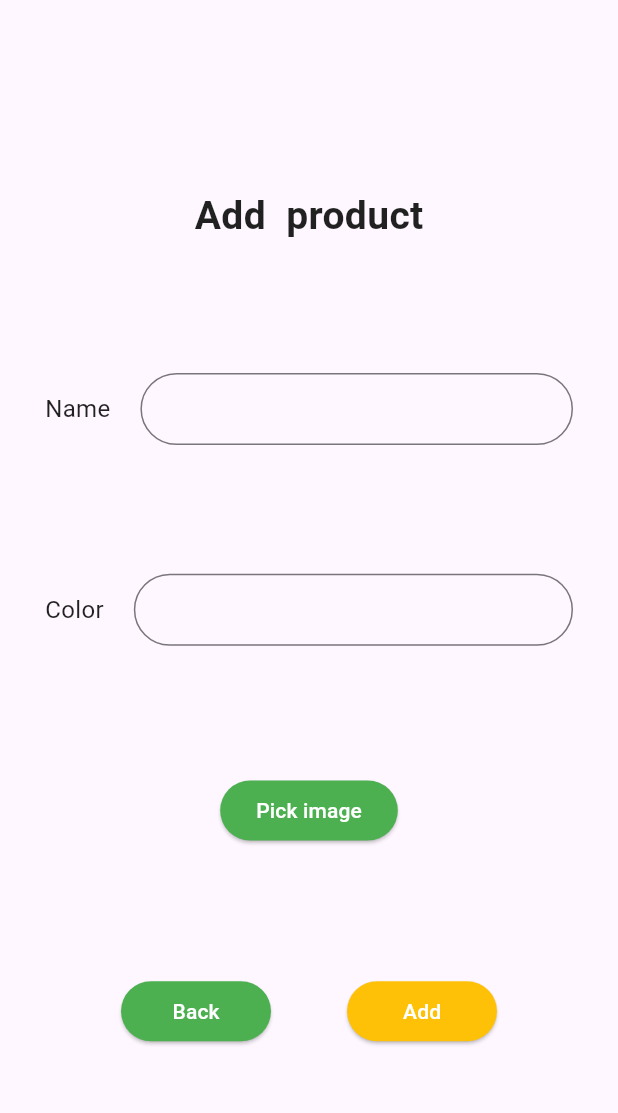
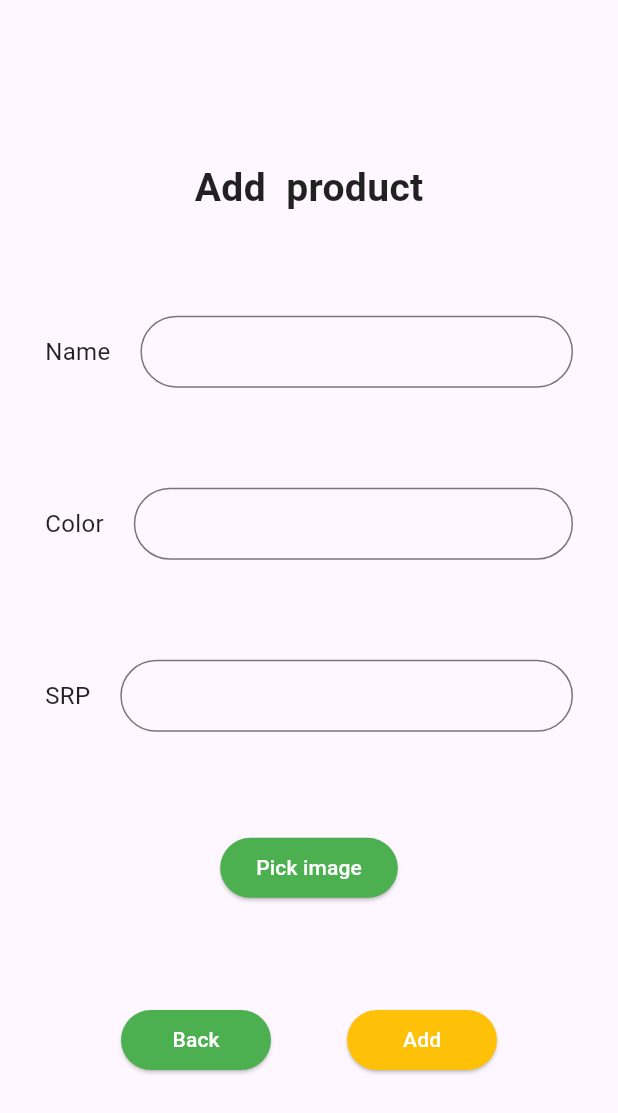
Before and after one commit to GierEvaristo/shoebusiness-manager, a Flutter app: the AddProducts screen opened directly with empty values, on a phone screen of 412 x 824 dp. Shown: the top 1113 px of the screen. Run offline on Flutter 3.47's test engine with Material 2 defaults, Android fonts, the phone set to English and light mode, and no system bars; our stand-ins replace cloud_firestore, firebase_auth, firebase_core, firebase_storage, flutter_spinkit, fluttertoast and 2 more; accounts and stored records are empty.

Commit message:
Added SRPs

```diff
--- a/lib/screens/inventory_menu/add_products.dart
+++ b/lib/screens/inventory_menu/add_products.dart
@@ -18,9 +18,8 @@ class AddProducts extends StatefulWidget {
 class _AddProductsState extends State<AddProducts> {
   TextEditingController productNameController = TextEditingController();
   TextEditingController productColorController = TextEditingController();
+  TextEditingController productSRPController = TextEditingController();
   String text = 'Pick image';
-  String productName = '';
-  String productColor = '';
 
   late XFile? _image;
 
@@ -29,7 +28,8 @@ class _AddProductsState extends State<AddProducts> {
       'brand' : widget.chosenBrand,
       'name' : productNameController.text,
       'color' : productColorController.text,
-      'filename' : _image?.name
+      'filename' : _image?.name,
+      'srp' : int.parse(productSRPController.text),
     };
     Map<String, int> size_qtyData = {
       '50' : 0,
@@ -135,6 +135,27 @@ class _AddProductsState extends State<AddProducts> {
                   )
                 ],
               ),
+              Row(
+                mainAxisAlignment: MainAxisAlignment.start,
+                children: [
+                  Text('SRP',
+                      style: TextStyle(
+                          fontSize: 16
+                      )),
+                  SizedBox(width: 20),
+                  Expanded(
+                    child: TextField(
+                      controller: productSRPController,
+                      decoration: InputDecoration(
+                          border: OutlineInputBorder(
+                            borderRadius: BorderRadius.circular(30),
+                          ),
+                          contentPadding: EdgeInsets.symmetric(horizontal: 20)
+                      ),
+                    ),
+                  )
+                ],
+              ),
               ElevatedButton(
                 onPressed: () async {
                   await getImage();
--- a/lib/services/orders.dart
+++ b/lib/services/orders.dart
@@ -21,7 +21,6 @@ class Order {
       number: json['contact number'],
       status: json['completed'],
       date: json['date'],
-
     );
   }
 }
--- a/lib/services/stock.dart
+++ b/lib/services/stock.dart
@@ -10,6 +10,7 @@ class Stock {
   late String address;
   late String filename;
   late Map<String, int> size_qty;
+  late int srp;
 
   Future<String> generateURL() async {
     print(filename + '---------------');
@@ -22,13 +23,14 @@ class Stock {
 
 
   Stock({required this.brand, required this.name, required this.color, required this.docID, required this.size_qty
-  ,required this.filename});
+  ,required this.filename, required this.srp});
 
   static Stock fromJson(Map<String,dynamic> json, String docID){
     return Stock(
       brand: json['brand'],
       name: json['name'],
       color: json['color'],
+      srp: json['srp'],
       filename : json['filename'],
       size_qty: {
         '5.0': json['size_qty']['50'],
```
Also changed, not shown: lib/screens/inventory_menu/inventory.dart (+5 -6 lines).
